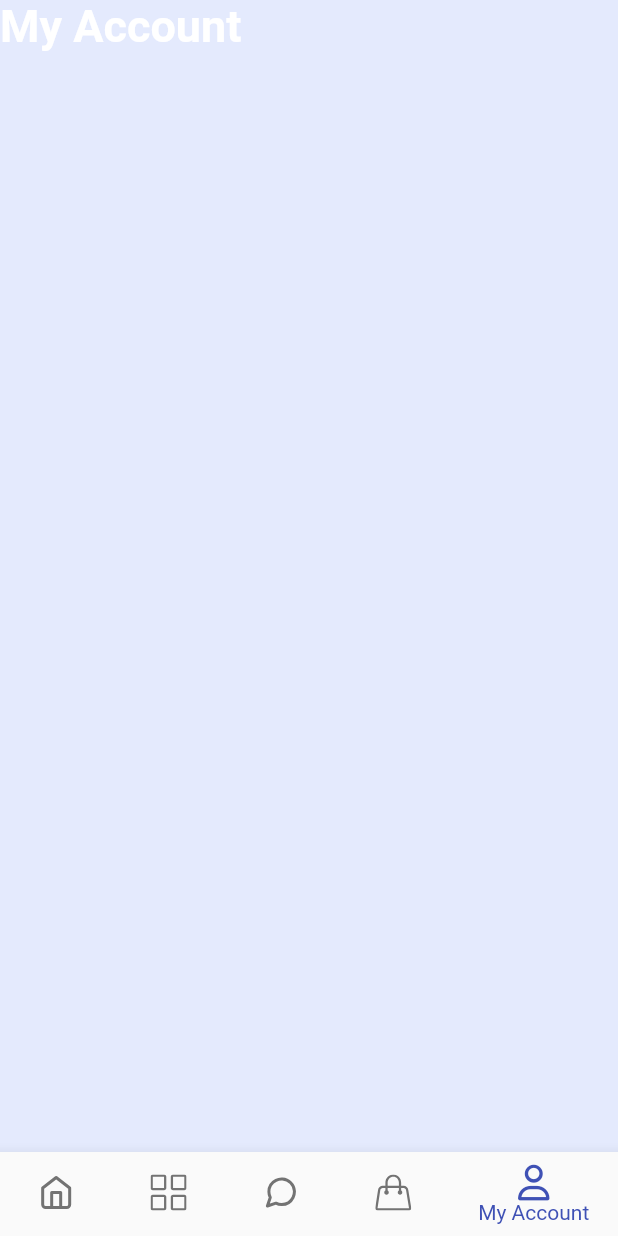
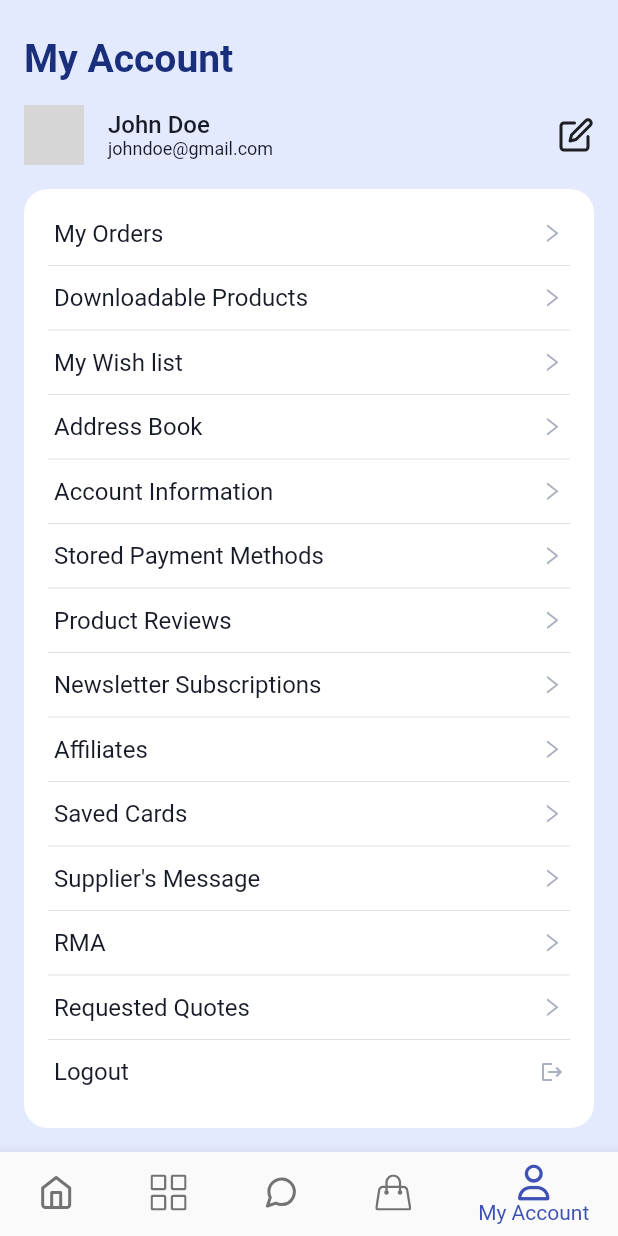
Before and after one commit to Santosh9001/ExportFromNepal, a Flutter app: the screen it shows after launch, item 5 of the bottom bar chosen, on a phone screen of 412 x 824 dp. Run offline on Flutter 3.47's test engine with Material 2 defaults, Android fonts, the phone set to English and light mode, and no system bars; our stand-ins replace firebase_auth, firebase_core, flutter_image_slideshow, flutter_rating_bar, flutter_svg, flutter_vector_icons and 1 more; missing offline and left inert: flutter_facebook_auth; accounts and stored records are empty; network calls fail; grey boxes are pictures that could not be loaded.

Commit message:
Added my accounts

```diff
--- a/lib/ui/screens/DashboardUI.dart
+++ b/lib/ui/screens/DashboardUI.dart
@@ -3,6 +3,7 @@ import 'package:flutter/material.dart';
 import 'package:flutter_svg/svg.dart';
 import 'package:flutter_vector_icons/flutter_vector_icons.dart';
 
+import 'dashboard/account/MyAccount.dart';
 import 'dashboard/category/CategoryUI.dart';
 
 class Dashboard extends StatefulWidget {
@@ -27,10 +28,7 @@ class _DashboardState extends State<Dashboard> {
       'Cart',
       style: optionStyle,
     ),
-    Text(
-      'My Account',
-      style: optionStyle,
-    ),
+    MyAccount(),
   ];
 
   void _onItemTapped(int index) {
--- /dev/null
+++ b/lib/ui/screens/dashboard/account/MyAccount.dart
@@ -0,0 +1,75 @@
+import 'package:flutter/cupertino.dart';
+import 'package:flutter/material.dart';
+import 'package:export_nepal/utils/constants.dart';
+import 'package:flutter_vector_icons/flutter_vector_icons.dart';
+
+import 'components/MyAccountInfo.dart';
+
+class MyAccount extends StatefulWidget {
+  const MyAccount({Key? key}) : super(key: key);
+  @override
+  _MyAccountState createState() => _MyAccountState();
+}
+
+class _MyAccountState extends State<MyAccount> {
+  final List<String> entries = <String>['My Orders', 'Downloadable Products'
+    , 'My Wish list', 'Address Book', 'Account Information', 'Stored Payment Methods'
+    , 'Product Reviews', 'Newsletter Subscriptions'
+    , 'Affiliates', 'Saved Cards', 'Supplier\'s Message'
+    , 'RMA', 'Requested Quotes', 'Logout'];
+  @override
+  Widget build(BuildContext context) {
+    return Padding(
+      padding: const EdgeInsets.all(16.0),
+      child: Column(
+        children: [
+          SizedBox(
+            height: 8.0,
+          ),
+          Container(
+            width: double.infinity,
+            child: Text(
+              "My Account",
+              style: kTextStyleLargeBlue,
+            ),
+          ),
+          SizedBox(
+            height: 16.0,
+          ),
+          MyAccountInfo(),
+          SizedBox(
+            height: 16.0,
+          ),
+          Expanded(
+            child: Container(
+              decoration: BoxDecoration(
+                color: Colors.white,
+                borderRadius: BorderRadius.all(Radius.circular(16.0)),
+              ),
+              child: ListView.separated(
+                  padding: const EdgeInsets.symmetric(vertical: 16, horizontal: 16),
+                  itemCount: entries.length,
+                  itemBuilder: (BuildContext context, int index) {
+                    return Padding(
+                      padding: const EdgeInsets.all(4.0),
+                      child: Row(
+                        mainAxisAlignment: MainAxisAlignment.spaceBetween,
+                        children: [
+                          Text(entries[index], style: kTextStyleRegularPrimary,),
+                          index == entries.length - 1 ? Icon(MaterialIcons.logout, color: kSecondaryTextColor, size: 16,) : Icon(AntDesign.right, color: kSecondaryTextColor, size: 16,),
+                        ],
+                      ),
+                    );
+                  },
+                separatorBuilder: (BuildContext context, int index) => const Divider(),
+
+              ),
+            ),
+          ),
+        ],
+      ),
+    );
+  }
+}
+
+// child: Center(child: Text('Entry ${entries[index]}')),
--- /dev/null
+++ b/lib/ui/screens/dashboard/account/components/MyAccountInfo.dart
@@ -0,0 +1,35 @@
+import 'package:flutter_vector_icons/flutter_vector_icons.dart';
+import 'package:export_nepal/utils/constants.dart';
+import 'package:flutter/material.dart';
+class MyAccountInfo extends StatelessWidget {
+  const MyAccountInfo({
+    Key? key,
+  }) : super(key: key);
+
+  @override
+  Widget build(BuildContext context) {
+    return Row(
+      mainAxisAlignment: MainAxisAlignment.spaceBetween,
+      children: [
+        Row(
+          children: [
+            CircleAvatar(
+              backgroundImage: NetworkImage(kDummyAvatarImage),
+            ),
+            SizedBox(
+              width: 16,
+            ),
+            Column(
+              crossAxisAlignment: CrossAxisAlignment.start,
+              children: [
+                Text("John Doe", style: kTextStyleMediumPrimary,),
+                Text("johndoe@gmail.com", style: kTextStyleSmallPrimary,),
+              ],
+            )
+          ],
+        ),
+        Icon(Feather.edit)
+      ],
+    );
+  }
+}
--- a/lib/utils/constants.dart
+++ b/lib/utils/constants.dart
@@ -29,6 +29,16 @@ const kTextStyleSmallPrimary = TextStyle(
     fontSize: 12.0,
     color: kPrimaryTextColor,
     fontWeight: FontWeight.normal
+);
+const kTextStyleRegularPrimary = TextStyle(
+    fontSize: 16.0,
+    color: kPrimaryTextColor,
+    fontWeight: FontWeight.normal
+);
+const kTextStyleMediumPrimary = TextStyle(
+    fontSize: 16.0,
+    color: kPrimaryTextColor,
+    fontWeight: FontWeight.w500
 );
 
 const kTextStyleBlueBold = TextStyle(
@@ -76,3 +86,4 @@ const kButtonDarkStyle = TextStyle(
 
 const kDummyNotice = "Lorem ipsum dolor sit amet, consectetur adipiscing elit. Aliquam vel elit venenatis, sagittis diam eget, aliquam magna. Sed pretium dignissim mollis. Fusce id lacus non neque accumsan posuere eu vel nisi. Vivamus a quam lectus. Ut egestas condimentum libero nec mattis. Nunc ut tortor nec metus dapibus molestie eget ut massa.";
 const kDummyImage = "https://i0.wp.com/himalayahandicrafts.com/wp-content/uploads/2019/11/beautiful-chengrisi-thanka-hand-painted-in-nepal-24k-gold-5dc786df.jpg?fit=2250%2C3000&ssl=1";
+const kDummyAvatarImage = "https://images.unsplash.com/photo-1570295999919-56ceb5ecca61?ixlib=rb-1.2.1&ixid=MnwxMjA3fDB8MHxwaG90by1wYWdlfHx8fGVufDB8fHx8&auto=format&fit=crop&w=500&q=80";
```
